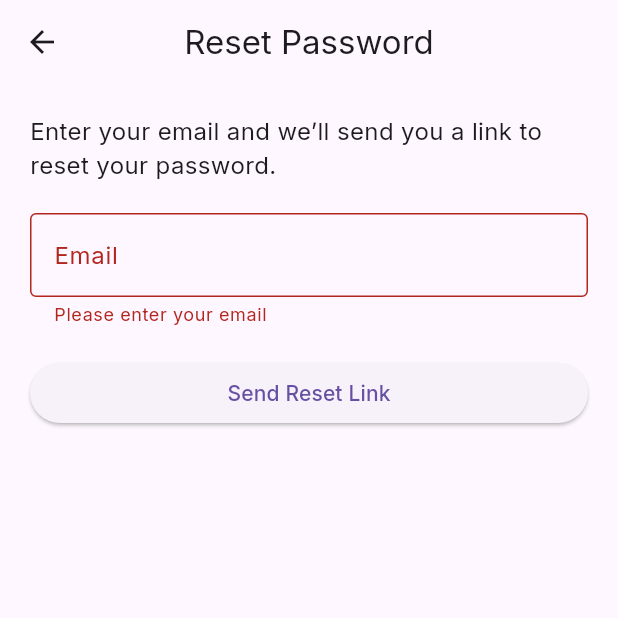
After one commit to GaryChettiar/aid_hub, a Flutter app: the ResetPasswordPage screen opened directly, after a tap on "Send Reset Link", on a phone screen of 412 x 824 dp, the top half of it. The commit adds this screen. Run offline on Flutter 3.47's test engine with Material 3 defaults, Android fonts, the phone set to English and light mode, and no system bars; our stand-ins replace cloud_firestore, file_picker, firebase_auth, firebase_core, flutter_typeahead, google_fonts and 3 more; missing offline and left inert: dart:html, excel; accounts and stored records are empty.

Commit message:
forgot password added

```diff
--- a/lib/Login.dart
+++ b/lib/Login.dart
@@ -1,5 +1,6 @@
 import 'package:finance_manager/Signup.dart';
 import 'package:finance_manager/main.dart';
+import 'package:finance_manager/reset_password_page.dart';
 import 'package:firebase_auth/firebase_auth.dart';
 import 'package:flutter/material.dart';
 import 'package:google_fonts/google_fonts.dart';
@@ -162,6 +163,13 @@ class _LoginPageState extends State<LoginPage> {
                     ),
                   ),
                   const SizedBox(height: 20),
+                  TextButton(
+                    onPressed: (){
+                      Navigator.push(context, MaterialPageRoute(builder: (context)=>ResetPasswordPage()));
+                    },
+                    child: Text("Forgot Password?",style: GoogleFonts.inter(color: Colors.black),),
+                  ),
+                  const SizedBox(height: 16),
                   Row(
                     mainAxisAlignment: MainAxisAlignment.center,
                     mainAxisSize: MainAxisSize.max,
--- /dev/null
+++ b/lib/reset_password_page.dart
@@ -0,0 +1,88 @@
+import 'package:flutter/material.dart';
+import 'package:firebase_auth/firebase_auth.dart';
+
+class ResetPasswordPage extends StatefulWidget {
+  const ResetPasswordPage({super.key});
+
+  @override
+  State<ResetPasswordPage> createState() => _ResetPasswordPageState();
+}
+
+class _ResetPasswordPageState extends State<ResetPasswordPage> {
+  final _emailController = TextEditingController();
+  final _formKey = GlobalKey<FormState>();
+  bool _isLoading = false;
+
+  Future<void> resetPassword() async {
+    if (!_formKey.currentState!.validate()) return;
+
+    setState(() => _isLoading = true);
+
+    try {
+      await FirebaseAuth.instance
+          .sendPasswordResetEmail(email: _emailController.text.trim());
+
+      ScaffoldMessenger.of(context).showSnackBar(
+        const SnackBar(content: Text("Password reset email sent!")),
+      );
+    } on FirebaseAuthException catch (e) {
+      ScaffoldMessenger.of(context).showSnackBar(
+        SnackBar(content: Text(e.message ?? "Error occurred")),
+      );
+    } finally {
+      setState(() => _isLoading = false);
+    }
+  }
+
+  @override
+  Widget build(BuildContext context) {
+    return Scaffold(
+      appBar: AppBar(
+        title: const Text("Reset Password"),
+        centerTitle: true,
+      ),
+      body: Padding(
+        padding: const EdgeInsets.all(20.0),
+        child: Form(
+          key: _formKey,
+          child: Column(
+            crossAxisAlignment: CrossAxisAlignment.stretch,
+            children: [
+              const Text(
+                "Enter your email and we’ll send you a link to reset your password.",
+                style: TextStyle(fontSize: 16),
+              ),
+              const SizedBox(height: 20),
+              TextFormField(
+                controller: _emailController,
+                decoration: const InputDecoration(
+                  labelText: "Email",
+                  border: OutlineInputBorder(),
+                ),
+                keyboardType: TextInputType.emailAddress,
+                validator: (value) {
+                  if (value == null || value.isEmpty) {
+                    return "Please enter your email";
+                  }
+                  if (!RegExp(r"^[^@]+@[^@]+\.[^@]+").hasMatch(value)) {
+                    return "Enter a valid email";
+                  }
+                  return null;
+                },
+              ),
+              const SizedBox(height: 20),
+              ElevatedButton(
+                onPressed: _isLoading ? null : resetPassword,
+                child: _isLoading
+                    ? const CircularProgressIndicator(
+                        color: Colors.white,
+                      )
+                    : const Text("Send Reset Link"),
+              ),
+            ],
+          ),
+        ),
+      ),
+    );
+  }
+}
--- a/pubspec.yaml
+++ b/pubspec.yaml
@@ -19,7 +19,7 @@ publish_to: 'none' # Remove this line if you wish to publish to pub.dev
 version: 1.0.0+1
 
 environment:
-  sdk: ^3.6.1
+  sdk: ^3.6.0
 
 # Dependencies specify other packages that your package needs in order to work.
 # To automatically upgrade your package dependencies to the latest versions
```
Also changed, not shown: pubspec.lock.
